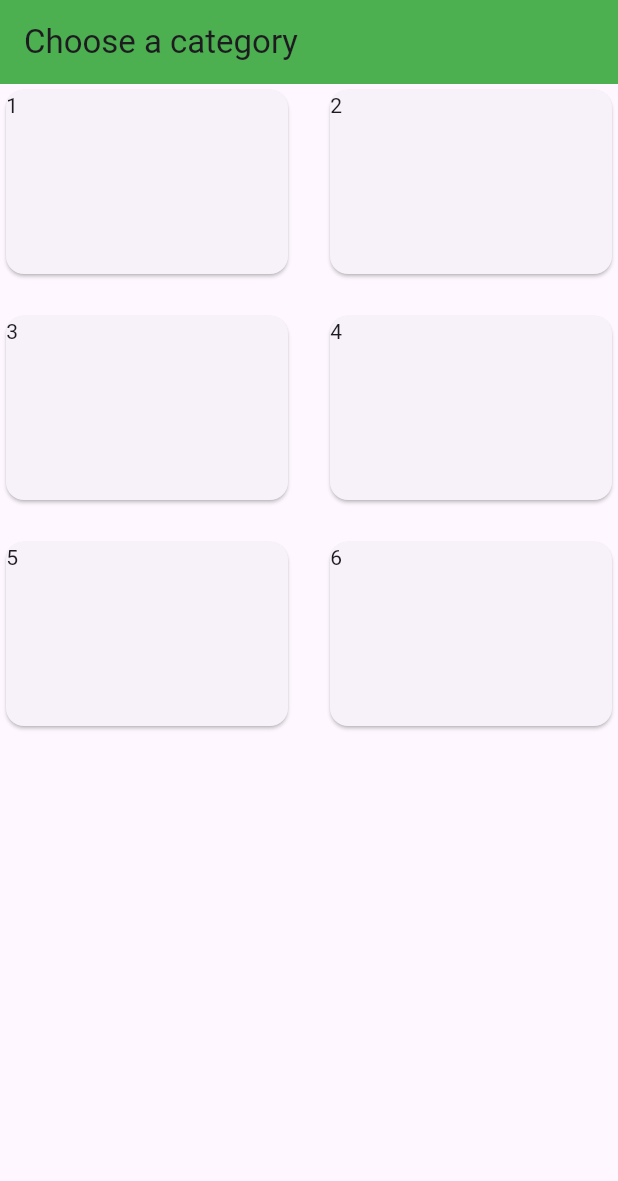
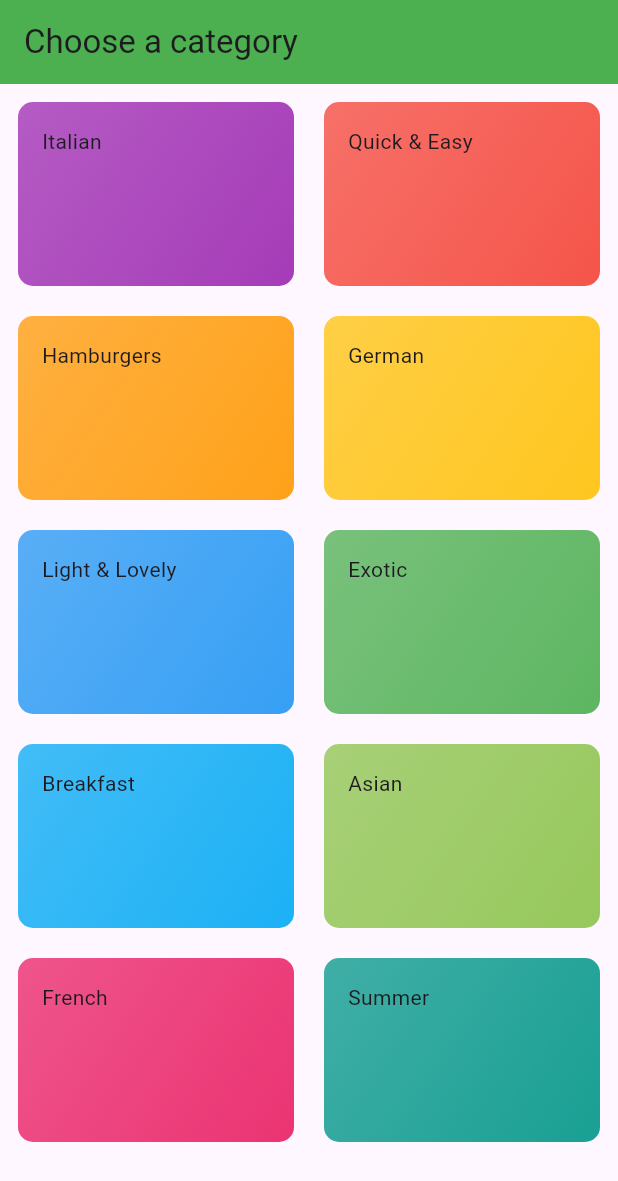
Before and after one commit to suhejbmorina99/flutter_mini_projects, a Flutter app: the screen it shows after launch, on a phone screen of 412 x 824 dp. Shown: the top 1181 px of the screen. Run offline on Flutter 3.47's test engine with Material 3 defaults, Android fonts, the phone set to English and light mode, and no system bars; our stand-ins replace google_fonts.

Commit message:
structure the folder & added the dynamic elements

```diff
--- /dev/null
+++ b/meals_app/lib/data/dummy_data.dart
@@ -0,0 +1,56 @@
+import 'package:flutter/material.dart';
+
+import 'package:meals_app/models/category.dart';
+
+const availableCategories = [
+  Category(
+    id: 'c1',
+    title: 'Italian',
+    color: Colors.purple,
+  ),
+  Category(
+    id: 'c2',
+    title: 'Quick & Easy',
+    color: Colors.red,
+  ),
+  Category(
+    id: 'c3',
+    title: 'Hamburgers',
+    color: Colors.orange,
+  ),
+  Category(
+    id: 'c4',
+    title: 'German',
+    color: Colors.amber,
+  ),
+  Category(
+    id: 'c5',
+    title: 'Light & Lovely',
+    color: Colors.blue,
+  ),
+  Category(
+    id: 'c6',
+    title: 'Exotic',
+    color: Colors.green,
+  ),
+  Category(
+    id: 'c7',
+    title: 'Breakfast',
+    color: Colors.lightBlue,
+  ),
+  Category(
+    id: 'c8',
+    title: 'Asian',
+    color: Colors.lightGreen,
+  ),
+  Category(
+    id: 'c9',
+    title: 'French',
+    color: Colors.pink,
+  ),
+  Category(
+    id: 'c10',
+    title: 'Summer',
+    color: Colors.teal,
+  ),
+];
--- a/meals_app/lib/main.dart
+++ b/meals_app/lib/main.dart
@@ -1,7 +1,7 @@
 import 'package:flutter/material.dart';
 
 import 'package:google_fonts/google_fonts.dart';
-import 'package:meals_app/categories.dart';
+import 'package:meals_app/screens/categories.dart';
 
 final theme = ThemeData(
   colorScheme: ColorScheme.fromSeed(
--- /dev/null
+++ b/meals_app/lib/models/category.dart
@@ -0,0 +1,13 @@
+import 'package:flutter/material.dart';
+
+class Category {
+  const Category({
+    required this.id,
+    required this.title,
+    this.color = Colors.orange,
+  });
+
+  final String id;
+  final String title;
+  final Color color;
+}
--- a/meals_app/lib/categories.dart
+++ b/meals_app/lib/screens/categories.dart
@@ -1,4 +1,6 @@
 import 'package:flutter/material.dart';
+import 'package:meals_app/data/dummy_data.dart';
+import 'package:meals_app/widgets/category_grid_item.dart';
 
 class Categories extends StatelessWidget {
   const Categories({super.key});
@@ -11,31 +13,19 @@ class Categories extends StatelessWidget {
         backgroundColor: Colors.green,
       ),
       body: GridView(
+        padding: const EdgeInsets.all(12),
         gridDelegate: const SliverGridDelegateWithFixedCrossAxisCount(
           crossAxisCount: 2,
           childAspectRatio: 3 / 2, // Me kta nenkuptojm 3/2 madhsia e elementit
           crossAxisSpacing: 20,
           mainAxisSpacing: 20,
         ),
-        children: const [
-          Card(
-            child: Text('1'),
-          ),
-          Card(
-            child: Text('2'),
-          ),
-          Card(
-            child: Text('3'),
-          ),
-          Card(
-            child: Text('4'),
-          ),
-          Card(
-            child: Text('5'),
-          ),
-          Card(
-            child: Text('6'),
-          ),
+        children: [
+          // availableCategories.map((category) => CategoryGridItem(category: category))
+          //     .toList(),
+
+          for (final specificCategory in availableCategories)
+            CategoryGridItem(category: specificCategory),
         ],
       ),
     ));
--- /dev/null
+++ b/meals_app/lib/widgets/category_grid_item.dart
@@ -0,0 +1,26 @@
+import 'package:flutter/widgets.dart';
+import 'package:meals_app/models/category.dart';
+
+class CategoryGridItem extends StatelessWidget {
+  const CategoryGridItem({super.key, required this.category});
+
+  final Category category;
+
+  @override
+  Widget build(BuildContext context) {
+    return Container(
+      padding: const EdgeInsets.all(16),
+      decoration: BoxDecoration(
+          gradient: LinearGradient(
+            colors: [
+              category.color.withOpacity(0.75),
+              category.color.withOpacity(0.9)
+            ],
+            begin: Alignment.topLeft,
+            end: Alignment.bottomRight,
+          ),
+          borderRadius: BorderRadius.circular(10)),
+      child: Text(category.title),
+    );
+  }
+}
```
Also changed, not shown: 1 other file.
